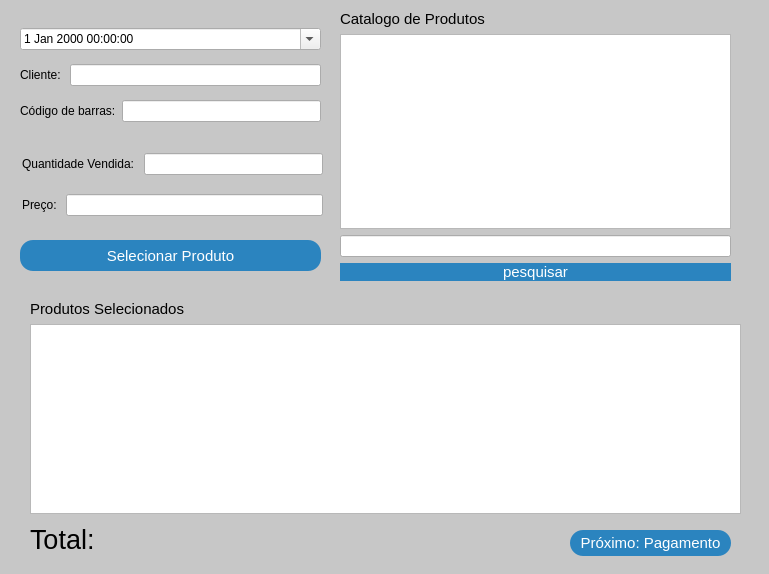
The window that venda.ui (GabR36/QEstoqueLoja) describes before a commit, drawn with Qt 5.
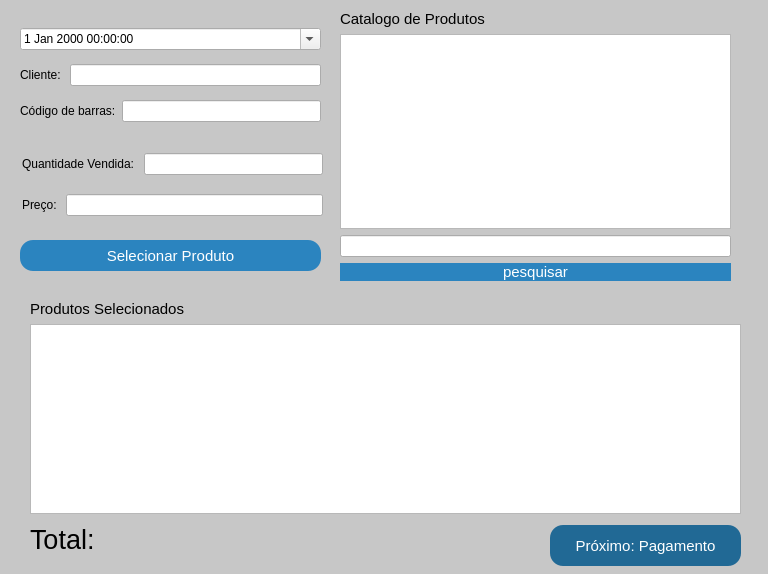
The same window after the commit.

Commit message: Arrumado problemas visuais interface que eu lembrokk

Patch:
```diff
--- a/venda.ui
+++ b/venda.ui
@@ -6,14 +6,26 @@
    <rect>
     <x>0</x>
     <y>0</y>
-    <width>769</width>
+    <width>768</width>
     <height>574</height>
    </rect>
   </property>
+  <property name="sizePolicy">
+   <sizepolicy hsizetype="Fixed" vsizetype="Fixed">
+    <horstretch>0</horstretch>
+    <verstretch>0</verstretch>
+   </sizepolicy>
+  </property>
   <property name="minimumSize">
    <size>
-    <width>10</width>
-    <height>15</height>
+    <width>768</width>
+    <height>574</height>
+   </size>
+  </property>
+  <property name="maximumSize">
+   <size>
+    <width>768</width>
+    <height>574</height>
    </size>
   </property>
   <property name="windowTitle">
@@ -120,12 +132,25 @@
   <widget class="QPushButton" name="Btn_Aceitar">
    <property name="geometry">
     <rect>
-     <x>570</x>
-     <y>530</y>
-     <width>161</width>
-     <height>26</height>
+     <x>550</x>
+     <y>525</y>
+     <width>191</width>
+     <height>41</height>
     </rect>
    </property>
+   <property name="styleSheet">
+    <string notr="true">#Btn_Aceitar{
+background-color: rgb(33, 105, 149);
+}
+#Btn_Aceitar:hover{
+background-color:rgb(03,75,119);
+}
+#Btn_Aceitar:pressed{
+
+	background-color: rgb(153, 193, 241);
+
+}</string>
+   </property>
    <property name="text">
     <string>Próximo: Pagamento</string>
    </property>
@@ -138,7 +163,7 @@
     <rect>
      <x>30</x>
      <y>520</y>
-     <width>531</width>
+     <width>511</width>
      <height>39</height>
     </rect>
    </property>
```
Left out of the diff: 3 changed lines with no effect on the pictures. The commit also changes 5 other files.
